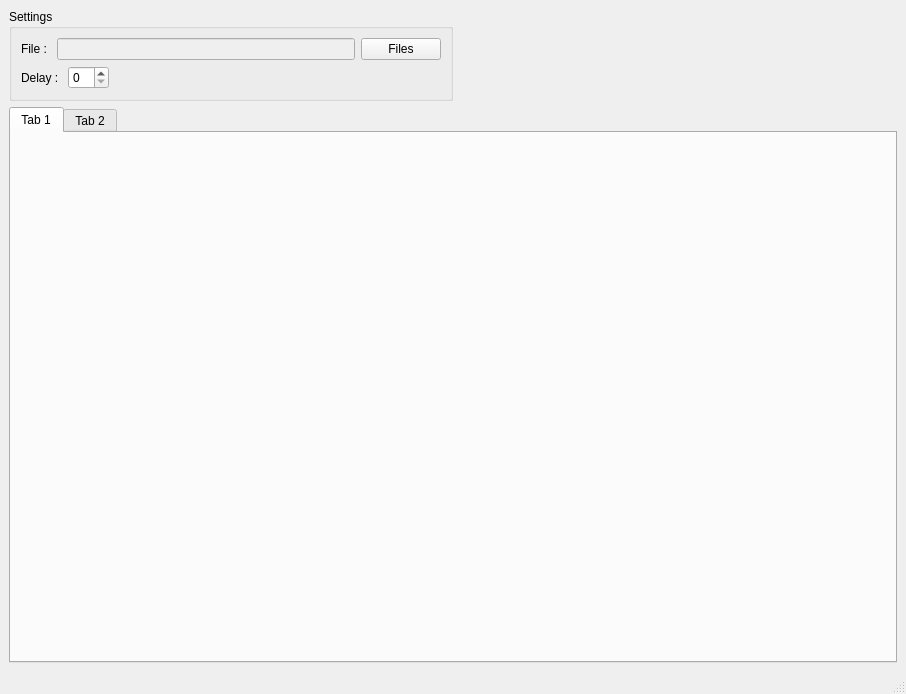
Qt form src/gui/MainWindow.ui (luhumber/krpsim) before a commit.
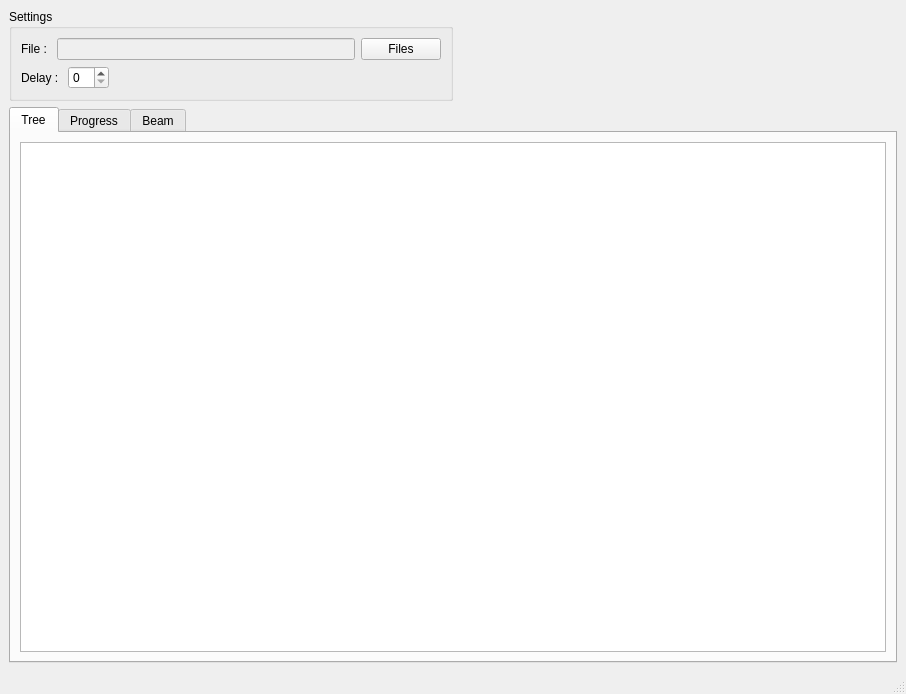
The same form after that commit.

The edit to the form file:
```diff
--- a/src/gui/MainWindow.ui
+++ b/src/gui/MainWindow.ui
@@ -115,12 +115,22 @@
       </property>
       <widget class="QWidget" name="tab">
        <attribute name="title">
-        <string>Tab 1</string>
+        <string>Tree</string>
        </attribute>
+       <layout class="QVBoxLayout" name="verticalLayout">
+        <item>
+         <widget class="QGraphicsView" name="treeGraphicsView"/>
+        </item>
+       </layout>
       </widget>
       <widget class="QWidget" name="tab_2">
        <attribute name="title">
-        <string>Tab 2</string>
+        <string>Progress</string>
+       </attribute>
+      </widget>
+      <widget class="QWidget" name="tab_3">
+       <attribute name="title">
+        <string>Beam</string>
        </attribute>
       </widget>
      </widget>
```
